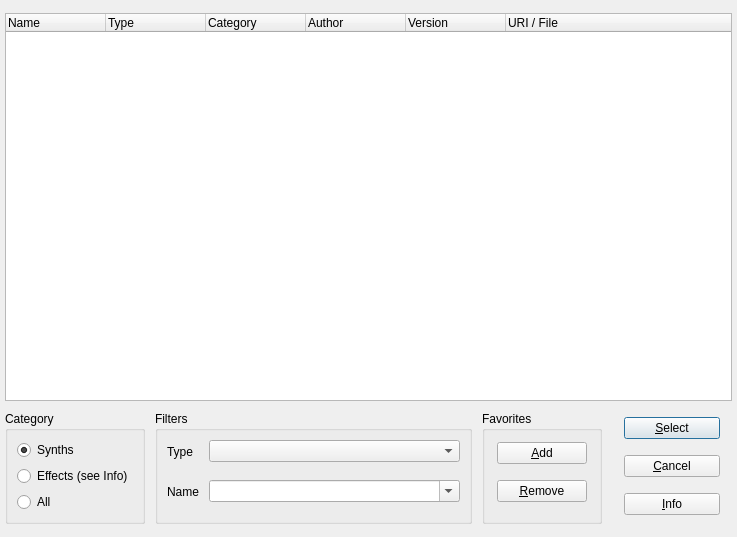
Qt form src/muse/components/synthdialogbase.ui (emrum/muse) before a commit.
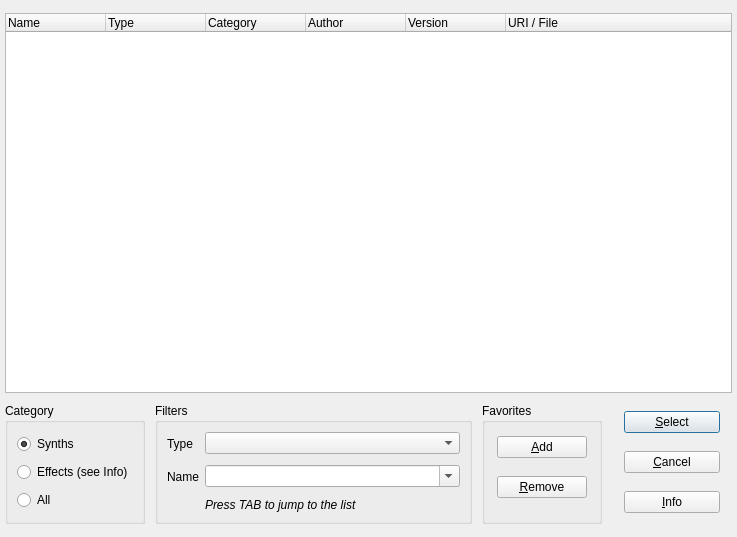
The same form after that commit.

What changed in the file:
```diff
--- a/src/muse/components/synthdialogbase.ui
+++ b/src/muse/components/synthdialogbase.ui
@@ -147,17 +147,9 @@
        <property name="title">
         <string>Filters</string>
        </property>
-       <layout class="QVBoxLayout" name="verticalLayout_2">
-        <item>
          <layout class="QFormLayout" name="formLayout">
-          <property name="horizontalSpacing">
-           <number>10</number>
-          </property>
           <property name="verticalSpacing">
-           <number>16</number>
-          </property>
-          <property name="topMargin">
-           <number>0</number>
+         <number>9</number>
           </property>
           <item row="0" column="0">
            <widget class="QLabel" name="label_2">
@@ -219,7 +211,17 @@
             </property>
            </widget>
           </item>
-         </layout>
+        <item row="2" column="1">
+         <widget class="QLabel" name="label_3">
+          <property name="font">
+           <font>
+            <italic>true</italic>
+           </font>
+          </property>
+          <property name="text">
+           <string>Press TAB to jump to the list</string>
+          </property>
+         </widget>
         </item>
        </layout>
       </widget>
```
Lines whose indentation alone changed are shown as unchanged.
